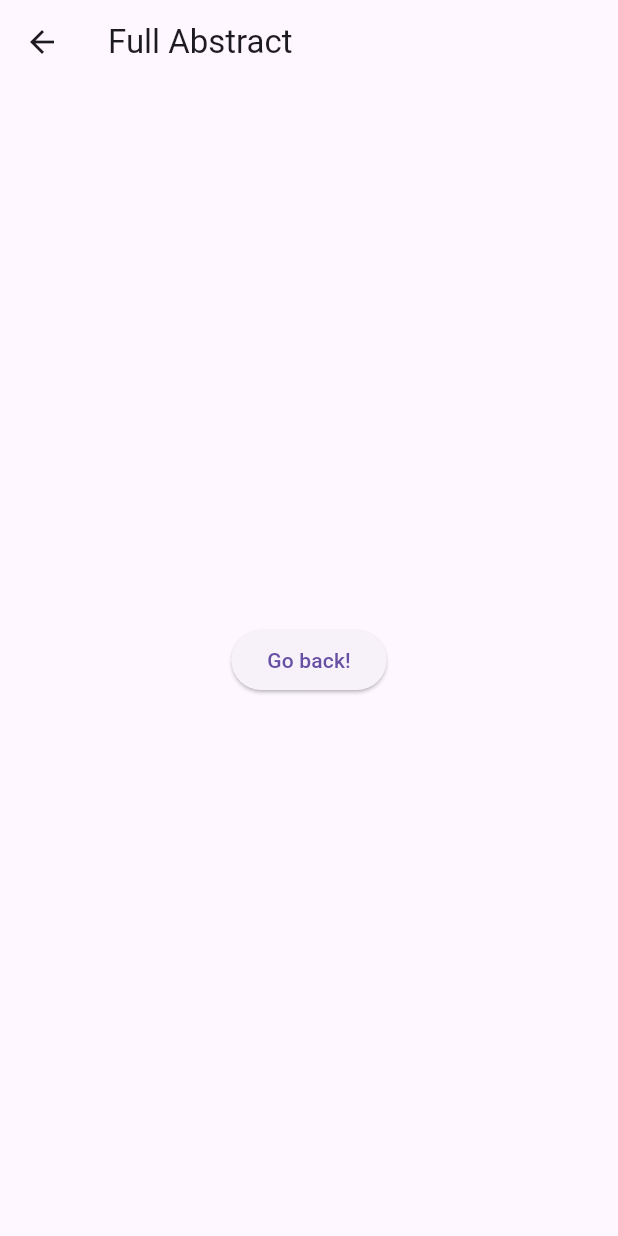
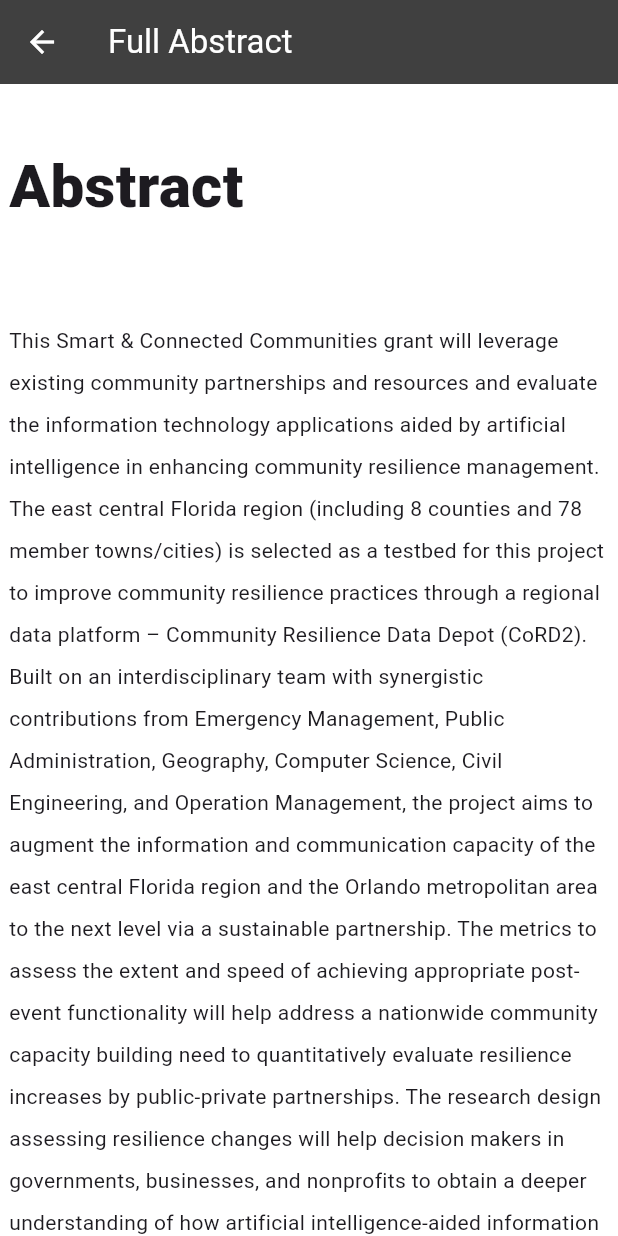
Before and after one commit to CoRD2-Senior-Design/CoRD2-Website, a Flutter app: the FullAbstractRoute screen opened directly, on a phone screen of 412 x 824 dp. Run offline on Flutter 3.47's test engine with Material 2 defaults, Android fonts, the phone set to English and light mode, and no system bars; drawn by our look-alikes of auto_size_text.

Commit message:
KAN-2 Added a route to abstract page. Updated redirect method for links, and fixed a scrolling bug.

```diff
--- a/lib/main.dart
+++ b/lib/main.dart
@@ -1,7 +1,7 @@
 import 'package:flutter/material.dart';
 import 'package:auto_size_text/auto_size_text.dart';
 import 'package:flutter/gestures.dart';
-import 'dart:html';
+import 'package:url_launcher/url_launcher.dart';
 
 void main() => runApp(const CordWebsite());
 
@@ -129,12 +129,12 @@ class HomePage extends StatelessWidget {
     bool mobileLayout = MediaQuery.of(context).size.width < 600;
     bool tabletLayout = !desktopLayout && !mobileLayout;
 
-    return ListView(
+    return Container(
+      color: Colors.white,
+      width: MediaQuery.of(context).size.width,
+      child: ListView(
         children: [
           Container(
-          height: MediaQuery.of(context).size.height,
-          width: MediaQuery.of(context).size.width,
-          color: Colors.white,
             alignment: Alignment.topCenter,
             child: Container(
               alignment: Alignment.topCenter,
@@ -152,7 +152,8 @@ class HomePage extends StatelessWidget {
                       children: [
                         _displayNFSLogo(imgSrc),
                         _displayArticleTitle(linkStyle),
-                      const Padding(padding: EdgeInsets.symmetric(vertical: 10))
+                        const Padding(
+                            padding: EdgeInsets.symmetric(vertical: 10))
                       ],
                     ),
                   if (!mobileLayout)
@@ -166,7 +167,8 @@ class HomePage extends StatelessWidget {
                             child: Column(
                               crossAxisAlignment: CrossAxisAlignment.start,
                               children: [
-                              const Padding(padding: EdgeInsets.only(top: 10)),
+                                const Padding(
+                                    padding: EdgeInsets.only(top: 10)),
                                 _displayArticleTitle(linkStyle),
                                 const Padding(
                                     padding: EdgeInsets.only(bottom: 60)),
@@ -197,6 +199,7 @@ class HomePage extends StatelessWidget {
             ),
           ),
         ],
+      ),
     );
   }
 
@@ -208,12 +211,8 @@ class HomePage extends StatelessWidget {
             'Managing Community Resilience through ' +
             'Networked Communities and Cross-Sector Partnerships',
         recognizer: TapGestureRecognizer()
-          ..onTap = () {
-            _launchURL(
-              'https://www.nsf.gov/awardsearch/showAward?AWD_ID=1952792&HistoricalAwards=false',
-              'Full Abstract',
-            );
-          },
+          ..onTap = () => launchUrl(Uri.parse(
+              'https://www.nsf.gov/awardsearch/showAward?AWD_ID=1952792&HistoricalAwards=false')),
       ),
       style: linkStyle.copyWith(
         fontSize: 20,
@@ -267,19 +266,13 @@ class HomePage extends StatelessWidget {
           ),
         ),
         SizedBox(
-          //width: 600,
           child: RichText(
             text: TextSpan(
               style: bodyStyle,
               children: <TextSpan>[
                 const TextSpan(
-                  text: "This Smart & Connected Communities grant will " +
-                      "leverage existing community partnerships and " +
-                      "resources and evaluate the information technology " +
-                      "applications aided by artificial intelligence in " +
-                      "enhancing community resilience management. The " +
-                      "east central Florida region (including 8 counties " +
-                      "and 78 member towns/cities) is selected … ",
+                  text:
+                      "This Smart & Connected Communities grant will leverage existing community partnerships and resources and evaluate the information technology applications aided by artificial intelligence in enhancing community resilience management. The east central Florida region (including 8 counties and 78 member towns/cities) is selected … ",
                 ),
                 TextSpan(
                   text: 'Read more',
@@ -300,29 +293,89 @@ class HomePage extends StatelessWidget {
       ],
     );
   }
-
-  void _launchURL(String url, name) {
-    window.open(url, name);
-  }
 }
 
-// Create a new route to display full
+// Create a new route to display full abstract on a new page
 class FullAbstractRoute extends StatelessWidget {
   const FullAbstractRoute({super.key});
 
   @override
   Widget build(BuildContext context) {
+    bool desktopLayout = MediaQuery.of(context).size.width >= 1130;
+    bool laptopLayout =
+        MediaQuery.of(context).size.width >= 930 && !desktopLayout;
+    bool mobileLayout = MediaQuery.of(context).size.width < 600;
+    bool tabletLayout = !desktopLayout && !laptopLayout && !mobileLayout;
+    TextStyle bodyStyle = const TextStyle(
+      fontSize: 16,
+      height: 2,
+    );
+    double? bodyWidth = 1100; // Desktop size
+
+    // set layout sizes for other layouts
+    if (laptopLayout) {
+      bodyWidth = 900;
+    } else if (tabletLayout) {
+      bodyWidth = 550;
+    } else if (mobileLayout) {
+      bodyWidth = 400;
+      bodyStyle = bodyStyle.copyWith(fontSize: 14);
+    }
+
     return Scaffold(
       appBar: AppBar(
-        title: const Text('Full Abstract'),
+        title: const Text(
+          'Full Abstract',
+          style: TextStyle(color: Colors.white),
         ),
-      body: Center(
+        backgroundColor: const Color.fromRGBO(0, 0, 0, 0.75),
+        foregroundColor: Colors.white,
+      ),
+      backgroundColor: Colors.white,
+      body: ListView(
+        children: [
+          Center(
+            child: Container(
+              alignment: Alignment.topLeft,
+              width: bodyWidth,
+              child: Column(
+                mainAxisSize: MainAxisSize.min,
+                crossAxisAlignment: CrossAxisAlignment.start,
+                children: [
+                  const Padding(
+                    padding: EdgeInsets.only(top: 40, bottom: 60),
+                    child: Text(
+                      'Abstract',
+                      style:
+                          TextStyle(fontSize: 40, fontWeight: FontWeight.w900),
+                    ),
+                  ),
+                  AutoSizeText(
+                    'This Smart & Connected Communities grant will leverage existing community partnerships and resources and evaluate the information technology applications aided by artificial intelligence in enhancing community resilience management. The east central Florida region (including 8 counties and 78 member towns/cities) is selected as a testbed for this project to improve community resilience practices through a regional data platform – Community Resilience Data Depot (CoRD2). Built on an interdisciplinary team with synergistic contributions from Emergency Management, Public Administration, Geography, Computer Science, Civil Engineering, and Operation Management, the project aims to augment the information and communication capacity of the east central Florida region and the Orlando metropolitan area to the next level via a sustainable partnership. The metrics to assess the extent and speed of achieving appropriate post-event functionality will help address a nationwide community capacity building need to quantitatively evaluate resilience increases by public-private partnerships. The research design assessing resilience changes will help decision makers in governments, businesses, and nonprofits to obtain a deeper understanding of how artificial intelligence-aided information technologies can advance collective decision making to reduce community vulnerability and enhance resilience.',
+                    style: bodyStyle,
+                  ),
+                  const Padding(padding: EdgeInsets.only(bottom: 20)),
+                  AutoSizeText(
+                    'The research involves developing an integrative framework to evaluate smart technology advances that foster community partnerships and enhance community connectedness in resilience management; filling research gaps in modeling community partnership characteristics and examining design and implementation networks among cross-sector partners for community resilience efforts; creating a holistic approach to comparing community resilience functionality changes by research intervention and an actual hazard event; and building CoRD2 for resilience data sharing and integration among public, private, and nonprofit sectors to support real-time collective decision making. The novel methodologies include collecting and calibrating multi-dimensional data from behavioral surveys, policy and plan documents, social media posts, and an in-house drill with pre-/post-surveys; creating converged metrics for evaluating community resilience from an organizational perspective; providing next-generation computational solutions for processing disaster response data flowing in the regional data platform as peak influxes; developing real-time machine learning algorithms and software capacities for social media big data analytics (texts and images); and modeling organizational resilience capacity and multidimensional community resilience functionality.',
+                    style: bodyStyle,
+                  ),
+                  Padding(
+                    padding: const EdgeInsets.symmetric(vertical: 20),
                     child: ElevatedButton(
                       onPressed: () {
                         Navigator.pop(context);
                       },
-          child: const Text('Go back!'),
+                      style: ElevatedButton.styleFrom(
+                          backgroundColor: Colors.blueAccent,
+                          foregroundColor: Colors.white),
+                      child: const Text('Return to home page.'),
                     ),
+                  ),
+                ],
+              ),
+            ),
+          ),
+        ],
       ),
     );
   }
--- a/pubspec.yaml
+++ b/pubspec.yaml
@@ -30,6 +30,7 @@ environment:
 dependencies:
   flutter:
     sdk: flutter
+  url_launcher: ^6.1.6
 
   # The following adds the Cupertino Icons font to your application.
   # Use with the CupertinoIcons class for iOS style icons.
```
Also changed, not shown: pubspec.lock. Lines whose indentation alone changed are shown as unchanged.
